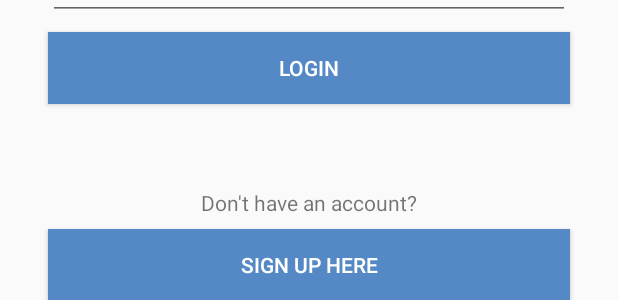
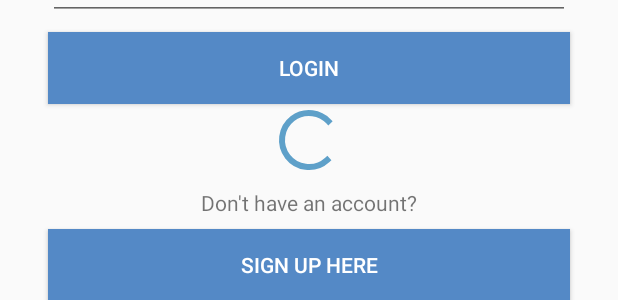
Before and after one commit to RonnieDipple/Smack, an Android app: the layout activity_login.xml on its own in the app's theme, with its tools: preview values and no code run, on a phone screen of 412 x 824 dp. Shown: the part 176-476 px from the top of the screen. Run offline under Robolectric (Android 15) with nearby library versions, the phone set to English and light mode, and no system bars.

Commit message:
lesson 16

```diff
--- a/app/src/main/res/layout/activity_login.xml
+++ b/app/src/main/res/layout/activity_login.xml
@@ -75,4 +75,15 @@
         app:layout_constraintEnd_toEndOf="parent"
         app:layout_constraintStart_toStartOf="parent"
         app:layout_constraintTop_toBottomOf="@+id/textView" />
+
+    <ProgressBar
+        android:id="@+id/loginSpinner"
+        style="?android:attr/progressBarStyle"
+        android:layout_width="wrap_content"
+        android:layout_height="wrap_content"
+        android:layout_marginBottom="8dp"
+        app:layout_constraintBottom_toTopOf="@+id/textView"
+        app:layout_constraintEnd_toEndOf="parent"
+        app:layout_constraintHorizontal_bias="0.5"
+        app:layout_constraintStart_toStartOf="parent" />
 </android.support.constraint.ConstraintLayout>
```
Also changed, not shown: app/src/main/java/com/yolasite/hardtapgames/smack/Controller/LoginActivity.kt (+57 -9 lines), 4 other files.
